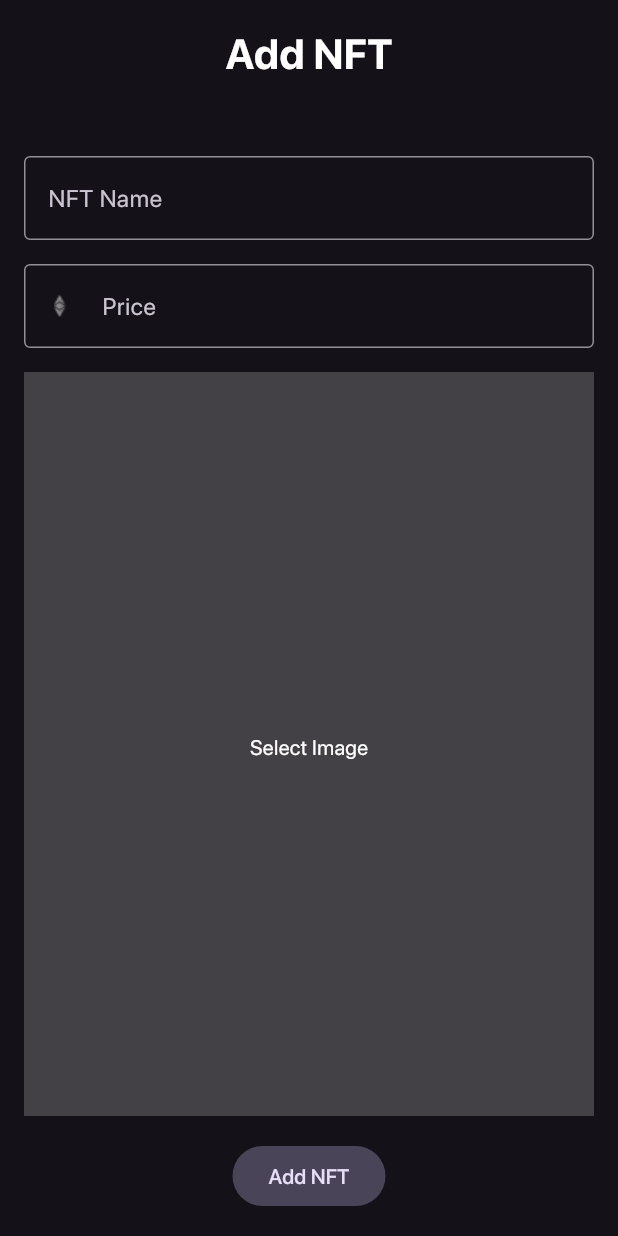
After one commit to josephmangmang/sw-bohol-nft-market, a Flutter app: the AddNftPage screen opened directly, on a phone screen of 412 x 824 dp. The commit adds this screen. Run offline on Flutter 3.47's test engine with Material 2 defaults, Android fonts, the phone set to English and light mode, and no system bars.

Commit message:
Implement add nft page

```diff
--- /dev/null
+++ b/lib/add_nft_page.dart
@@ -0,0 +1,73 @@
+import 'package:flutter/material.dart';
+
+class AddNftPage extends StatelessWidget {
+  const AddNftPage({Key? key}) : super(key: key);
+
+  @override
+  Widget build(BuildContext context) {
+    return Scaffold(
+        body: SafeArea(
+      child: Container(
+        padding: const EdgeInsets.symmetric(vertical: 16),
+        child: Column(
+          children: [
+            Expanded(
+              child: SingleChildScrollView(
+                child: Column(
+                  children: [
+                    const Center(
+                      child: Text(
+                        'Add NFT',
+                        style: TextStyle(fontSize: 28, fontWeight: FontWeight.bold),
+                      ),
+                    ),
+                    const SizedBox(height: 48),
+                    const Padding(
+                      padding: EdgeInsets.symmetric(horizontal: 16),
+                      child: TextField(
+                        decoration: InputDecoration(
+                          border: OutlineInputBorder(),
+                          labelText: 'NFT Name',
+                        ),
+                      ),
+                    ),
+                    // Price
+                    const SizedBox(height: 16),
+                    Padding(
+                      padding: const EdgeInsets.symmetric(horizontal: 16),
+                      child: TextField(
+                        keyboardType: TextInputType.number,
+                        decoration: InputDecoration(
+                          border: const OutlineInputBorder(),
+                          labelText: 'Price',
+                          prefixIcon: Image.asset(
+                            'assets/images/Ethereum.png',
+                            width: 20,
+                            height: 20,
+                          ),
+                        ),
+                      ),
+                    ),
+                    Container(
+                      height: 500,
+                      margin: const EdgeInsets.all(16),
+                      color: Colors.white.withOpacity(0.2),
+                      child: const Center(child: Text('Select Image')),
+                    )
+                  ],
+                ),
+              ),
+            ),
+            const SizedBox(
+              height: 16,
+            ),
+            FilledButton.tonal(
+              onPressed: () {},
+              child: const Text('Add NFT'),
+            )
+          ],
+        ),
+      ),
+    ));
+  }
+}
--- a/lib/home_page.dart
+++ b/lib/home_page.dart
@@ -1,7 +1,8 @@
 import 'dart:ui';
 
 import 'package:flutter/material.dart';
-import 'package:flutter/widgets.dart';
+
+import 'add_nft_page.dart';
 
 class HomePage extends StatelessWidget {
   const HomePage({super.key});
@@ -104,8 +105,13 @@ class HomePage extends StatelessWidget {
         ),
       ),
       floatingActionButtonLocation: FloatingActionButtonLocation.centerDocked,
-      floatingActionButton: Image.asset(
-        'assets/images/nav_icons/Minted Button.png',
+      floatingActionButton: InkWell(
+        onTap: () {
+          Navigator.push(context, MaterialPageRoute(builder: (context) => const AddNftPage()));
+        },
+        child: Image.asset(
+          'assets/images/nav_icons/Minted Button.png',
+        ),
       ),
       bottomNavigationBar: BottomAppBar(
           child: Container(
--- a/lib/main.dart
+++ b/lib/main.dart
@@ -1,4 +1,5 @@
 import 'package:flutter/material.dart';
+import 'package:nftmarket/add_nft_page.dart';
 
 import 'home_page.dart';
 
```
